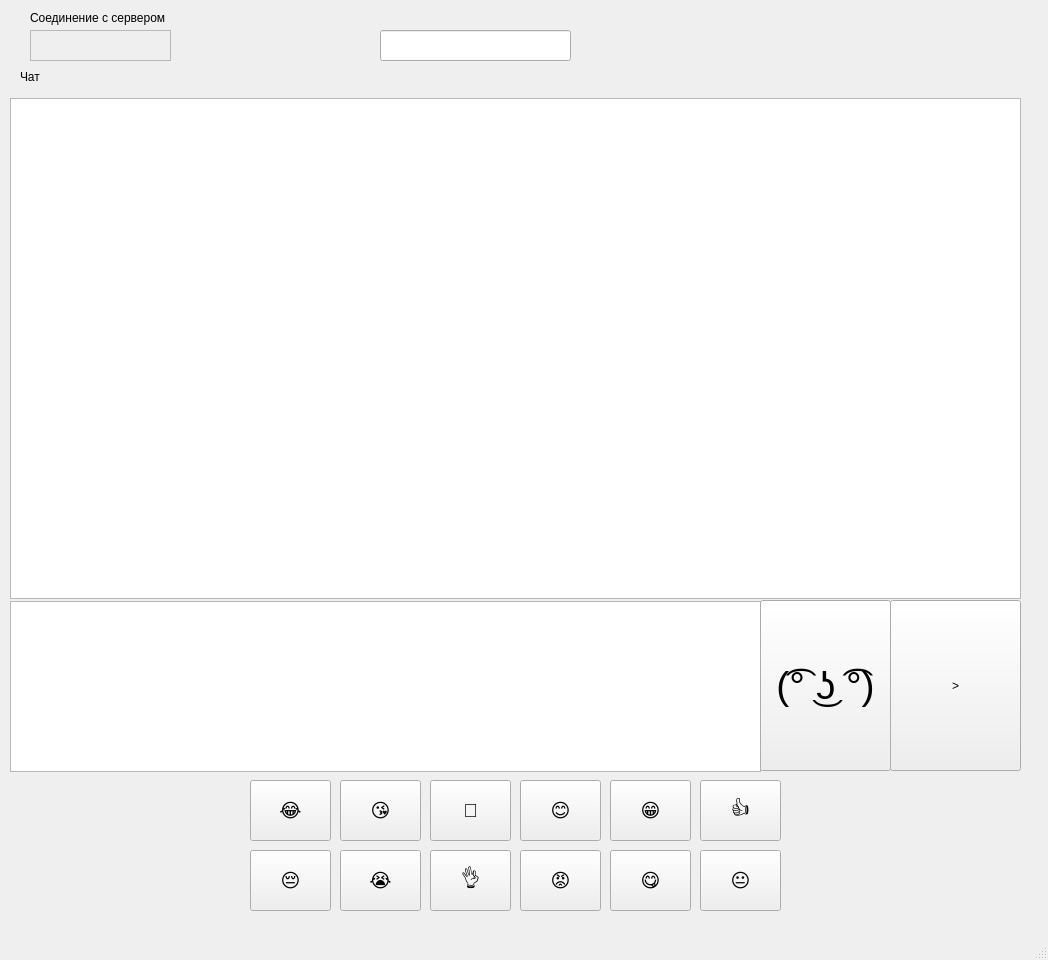
First picture: the form in TcpClient/mainwindow.ui, repository petrushovivan/TcpChat, before the edit.
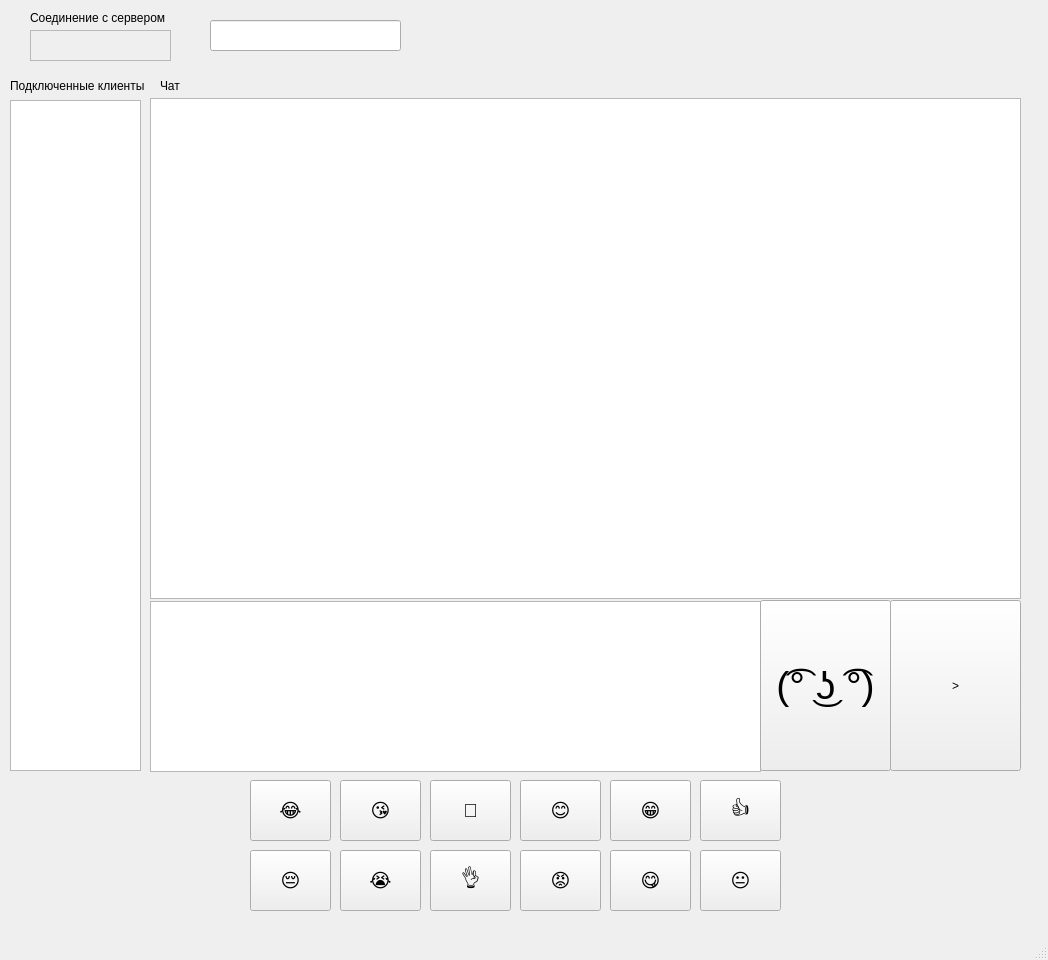
Second picture: the form after the edit.

Commit message: no user list

Patch:
```diff
--- a/TcpClient/mainwindow.ui
+++ b/TcpClient/mainwindow.ui
@@ -39,10 +39,10 @@
    <widget class="QLabel" name="label_3">
     <property name="geometry">
      <rect>
-      <x>20</x>
-      <y>60</y>
+      <x>160</x>
+      <y>70</y>
       <width>161</width>
-      <height>33</height>
+      <height>31</height>
      </rect>
     </property>
     <property name="text">
@@ -52,9 +52,9 @@
    <widget class="QTextEdit" name="chatEdit">
     <property name="geometry">
      <rect>
-      <x>10</x>
+      <x>150</x>
       <y>98</y>
-      <width>1011</width>
+      <width>871</width>
       <height>501</height>
      </rect>
     </property>
@@ -65,9 +65,9 @@
    <widget class="QTextEdit" name="sendMessageEdit">
     <property name="geometry">
      <rect>
-      <x>10</x>
+      <x>150</x>
       <y>601</y>
-      <width>751</width>
+      <width>611</width>
       <height>171</height>
      </rect>
     </property>
@@ -328,8 +328,8 @@
    <widget class="QLineEdit" name="lineEditName">
     <property name="geometry">
      <rect>
-      <x>380</x>
-      <y>30</y>
+      <x>210</x>
+      <y>20</y>
       <width>191</width>
       <height>31</height>
      </rect>
@@ -367,6 +367,29 @@
      <enum>QFrame::Raised</enum>
     </property>
    </widget>
+   <widget class="QLabel" name="label_2">
+    <property name="geometry">
+     <rect>
+      <x>10</x>
+      <y>70</y>
+      <width>141</width>
+      <height>31</height>
+     </rect>
+    </property>
+    <property name="text">
+     <string>Подключенные клиенты</string>
+    </property>
+   </widget>
+   <widget class="QTextEdit" name="textEditUsers">
+    <property name="geometry">
+     <rect>
+      <x>10</x>
+      <y>100</y>
+      <width>131</width>
+      <height>671</height>
+     </rect>
+    </property>
+   </widget>
   </widget>
   <widget class="QMenuBar" name="menubar">
    <property name="geometry">
```
The commit also changes 12 other files.
